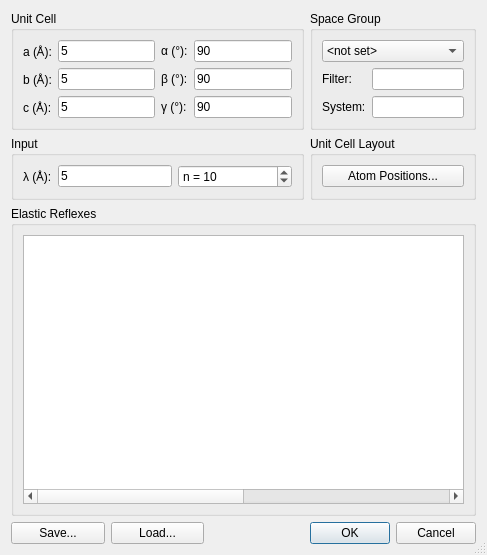
This is ui/powder.ui in tweber-ill/frm_mirror-takin1 as Qt 5 draws it before an edit. The edited form follows.
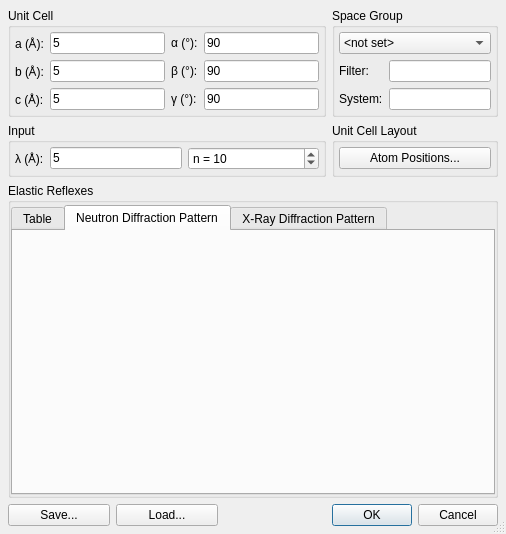
This is the edited form. The open tabs and pages were chosen to show the change. Custom widgets are drawn as their Qt base class.

Commit message: added powder diffraction plots

The edit to the form file:
```diff
--- a/ui/powder.ui
+++ b/ui/powder.ui
@@ -6,8 +6,8 @@
    <rect>
     <x>0</x>
     <y>0</y>
-    <width>487</width>
-    <height>555</height>
+    <width>506</width>
+    <height>534</height>
    </rect>
   </property>
   <property name="windowTitle">
@@ -17,16 +17,9 @@
    <bool>true</bool>
   </property>
   <layout class="QGridLayout" name="gridLayout_4">
-   <item row="3" column="3">
-    <widget class="QDialogButtonBox" name="buttonBox">
-     <property name="orientation">
-      <enum>Qt::Horizontal</enum>
-     </property>
-     <property name="standardButtons">
-      <set>QDialogButtonBox::Cancel|QDialogButtonBox::Ok</set>
-     </property>
-    </widget>
-   </item>
+   <property name="margin">
+    <number>8</number>
+   </property>
    <item row="0" column="0" colspan="3">
     <widget class="QGroupBox" name="groupBox">
      <property name="sizePolicy">
@@ -39,6 +32,9 @@
       <string>Unit Cell</string>
      </property>
      <layout class="QGridLayout" name="gridLayout">
+      <property name="margin">
+       <number>4</number>
+      </property>
       <item row="0" column="0">
        <widget class="QLabel" name="label_3">
         <property name="text">
@@ -138,6 +134,9 @@
       <string>Space Group</string>
      </property>
      <layout class="QGridLayout" name="gridLayout_7">
+      <property name="margin">
+       <number>4</number>
+      </property>
       <item row="0" column="0" colspan="2">
        <widget class="QComboBox" name="comboSpaceGroups">
         <property name="sizePolicy">
@@ -199,6 +198,16 @@
      </layout>
     </widget>
    </item>
+   <item row="3" column="3">
+    <widget class="QDialogButtonBox" name="buttonBox">
+     <property name="orientation">
+      <enum>Qt::Horizontal</enum>
+     </property>
+     <property name="standardButtons">
+      <set>QDialogButtonBox::Cancel|QDialogButtonBox::Ok</set>
+     </property>
+    </widget>
+   </item>
    <item row="2" column="0" colspan="4">
     <widget class="QGroupBox" name="groupBox_3">
      <property name="sizePolicy">
@@ -211,6 +220,31 @@
       <string>Elastic Reflexes</string>
      </property>
      <layout class="QGridLayout" name="gridLayout_2">
+      <property name="leftMargin">
+       <number>0</number>
+      </property>
+      <property name="topMargin">
+       <number>2</number>
+      </property>
+      <property name="rightMargin">
+       <number>0</number>
+      </property>
+      <property name="bottomMargin">
+       <number>0</number>
+      </property>
+      <item row="0" column="0">
+       <widget class="QTabWidget" name="tabWidget">
+        <property name="currentIndex">
+         <number>0</number>
+        </property>
+        <widget class="QWidget" name="tab_3">
+         <attribute name="title">
+          <string>Table</string>
+         </attribute>
+         <layout class="QGridLayout" name="gridLayout_6">
+          <property name="margin">
+           <number>8</number>
+          </property>
       <item row="0" column="0">
        <widget class="QTableWidget" name="tablePowderLines">
         <property name="alternatingRowColors">
@@ -266,6 +300,50 @@
       </item>
      </layout>
     </widget>
+        <widget class="QWidget" name="tab_4">
+         <attribute name="title">
+          <string>Neutron Diffraction Pattern</string>
+         </attribute>
+         <layout class="QGridLayout" name="gridLayout_8">
+          <property name="margin">
+           <number>8</number>
+          </property>
+          <item row="0" column="0">
+           <widget class="QwtPlot" name="plotN">
+            <property name="sizePolicy">
+             <sizepolicy hsizetype="Preferred" vsizetype="Preferred">
+              <horstretch>3</horstretch>
+              <verstretch>0</verstretch>
+             </sizepolicy>
+            </property>
+           </widget>
+          </item>
+         </layout>
+        </widget>
+        <widget class="QWidget" name="tab_5">
+         <attribute name="title">
+          <string>X-Ray Diffraction Pattern</string>
+         </attribute>
+         <layout class="QGridLayout" name="gridLayout_9">
+          <property name="margin">
+           <number>8</number>
+          </property>
+          <item row="0" column="0">
+           <widget class="QwtPlot" name="plotX">
+            <property name="sizePolicy">
+             <sizepolicy hsizetype="Preferred" vsizetype="Preferred">
+              <horstretch>3</horstretch>
+              <verstretch>0</verstretch>
+             </sizepolicy>
+            </property>
+           </widget>
+          </item>
+         </layout>
+        </widget>
+       </widget>
+      </item>
+     </layout>
+    </widget>
    </item>
    <item row="3" column="0">
     <widget class="QPushButton" name="btnSave">
@@ -306,6 +384,9 @@
       <string>Input</string>
      </property>
      <layout class="QGridLayout" name="gridLayout_3">
+      <property name="margin">
+       <number>4</number>
+      </property>
       <item row="0" column="1">
        <widget class="QLineEdit" name="editLam">
         <property name="text">
@@ -354,6 +435,9 @@
       <string>Unit Cell Layout</string>
      </property>
      <layout class="QGridLayout" name="gridLayout_5">
+      <property name="margin">
+       <number>4</number>
+      </property>
       <item row="0" column="0">
        <widget class="QPushButton" name="btnAtoms">
         <property name="text">
@@ -366,6 +450,13 @@
    </item>
   </layout>
  </widget>
+ <customwidgets>
+  <customwidget>
+   <class>QwtPlot</class>
+   <extends>QFrame</extends>
+   <header>qwt_plot.h</header>
+  </customwidget>
+ </customwidgets>
  <tabstops>
   <tabstop>editA</tabstop>
   <tabstop>editB</tabstop>
```
Left out of the diff: 1 changed line with no effect on the pictures. Lines whose indentation alone changed are shown as unchanged. The commit also changes 4 other files.
